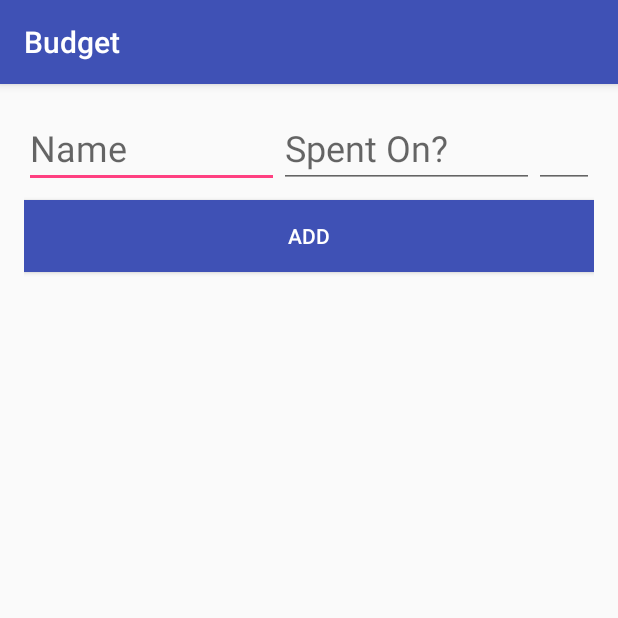
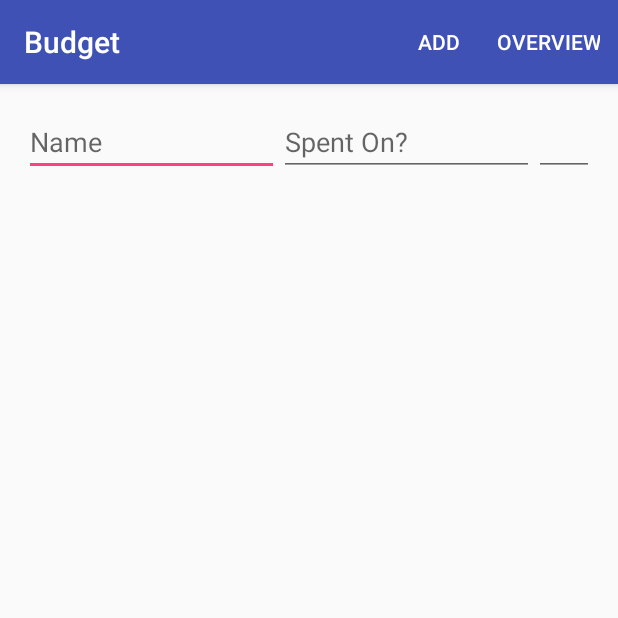
Before and after one commit to nebnitt/budget-for-android, an Android app: the screen it shows after launch (MainActivity), after a tap on "ADD", on a phone screen of 412 x 824 dp, the top half of it. Run offline under Robolectric (Android 15) with nearby library versions, the phone set to English and light mode, and no system bars.

Commit message:
Updates to add new screen and move buttons into menu.

```diff
--- a/app/src/main/AndroidManifest.xml
+++ b/app/src/main/AndroidManifest.xml
@@ -15,6 +15,12 @@
                 <category android:name="android.intent.category.LAUNCHER" />
             </intent-filter>
         </activity>
+        <activity android:name="com.example.android.budget.OverviewActivity"
+                    android:parentActivityName=".MainActivity">
+                <meta-data
+                    android:name="android.support.PARENT_ACTIVITY"
+                    android:value=".MainActivity"/>
+        </activity>
 
     </application>
 
--- a/app/src/main/java/com/example/android/budget/MainActivity.java
+++ b/app/src/main/java/com/example/android/budget/MainActivity.java
@@ -1,17 +1,18 @@
 package com.example.android.budget;
 
+import android.content.Intent;
 import android.database.Cursor;
 import android.database.sqlite.SQLiteDatabase;
 import android.os.Bundle;
 import android.support.v7.app.AppCompatActivity;
 import android.support.v7.widget.LinearLayoutManager;
 import android.support.v7.widget.RecyclerView;
-import android.support.v7.widget.helper.ItemTouchHelper;
+import android.view.Menu;
+import android.view.MenuItem;
 import android.view.View;
 import android.widget.EditText;
 
 import com.example.android.budget.data.BudgetContract;
-import com.example.android.budget.R;
 import com.example.android.budget.data.BudgetDbHelper;
 
 
@@ -68,7 +69,7 @@ public class MainActivity extends AppCompatActivity {
         // Link the adapter to the RecyclerView
         budgetRecyclerView.setAdapter(mAdapter);
 
-        new ItemTouchHelper(new ItemTouchHelper.SimpleCallback(0,
+/*        new ItemTouchHelper(new ItemTouchHelper.SimpleCallback(0,
                 ItemTouchHelper.LEFT | ItemTouchHelper.RIGHT) {
 
             @Override
@@ -79,19 +80,17 @@ public class MainActivity extends AppCompatActivity {
             @Override
             public void onSwiped(RecyclerView.ViewHolder viewHolder, int swipeDir){
                 long guestId = (long)viewHolder.itemView.getTag();
-                removeGuest(guestId);
+                removeBudgetItem(guestId);
                 mAdapter.swapCursor(getAllBudgetEntries());
             }
-        }).attachToRecyclerView(budgetRecyclerView);
+        }).attachToRecyclerView(budgetRecyclerView);*/
 
     }
 
     /**
-     * This method is called when user clicks on the Add to waitlist button
-     *
-     * @param view The calling view (button)
+     * This method is called when user clicks on the Add to waitlist menu item
      */
-    public void addToBudgetList(View view) {
+    public void addToBudgetList() {
         if(mNewNameEditText.getText().length() == 0 || mNewSpentMoneyWhereEditText.getText().length() == 0
                 || mNewDollarsSpentEditText.getText().length() == 0){
             return;
@@ -101,7 +100,7 @@ public class MainActivity extends AppCompatActivity {
             int dollarsSpent = Integer.parseInt(mNewDollarsSpentEditText.getText().toString());
             String name = mNewNameEditText.getText().toString();
             String spentOn = mNewSpentMoneyWhereEditText.getText().toString();
-            addGuest(name, dollarsSpent, spentOn);
+            addBudgetItem(name, dollarsSpent, spentOn);
             mAdapter.swapCursor(getAllBudgetEntries());//, lastAddedGuestId);
         } catch (Exception e){
             e.printStackTrace();
@@ -135,7 +134,7 @@ public class MainActivity extends AppCompatActivity {
         );
     }
 
-    private void addGuest(String name, int dollarsSpent, String spentOn){
+    private void addBudgetItem(String name, int dollarsSpent, String spentOn){
         String tableName = BudgetContract.BudgetEntry.TABLE_NAME;
         String nameCol = BudgetContract.BudgetEntry.COLUMN_NAME;
         String dollarsCol = BudgetContract.BudgetEntry.COLUMN_DOLLARS_SPENT;
@@ -155,10 +154,35 @@ public class MainActivity extends AppCompatActivity {
 
     }
 
-    private void removeGuest(long idToRemove){
+    private void removeBudgetItem(long idToRemove){
         String id = String.valueOf(idToRemove);
         String sql = "DELETE FROM " + BudgetContract.BudgetEntry.TABLE_NAME + " WHERE _ID = " + id;
         mDb.execSQL(sql);
     }
 
+    public void goToOverview(){
+        Intent intent = new Intent(this, OverviewActivity.class);
+        startActivity(intent);
+    }
+
+    @Override
+    public boolean onCreateOptionsMenu(Menu menu){
+        getMenuInflater().inflate(R.menu.main, menu);
+        return true;
+    }
+
+    @Override
+    public boolean onOptionsItemSelected(MenuItem menuItem){
+        int item_id = menuItem.getItemId();
+        switch(item_id) {
+            case R.id.add_budget_entry:
+                addToBudgetList();
+                return true;
+            case R.id.see_overview:
+                goToOverview();
+                return true;
+        }
+        return super.onOptionsItemSelected(menuItem);
+    }
+
 }
--- a/app/src/main/res/layout/activity_main.xml
+++ b/app/src/main/res/layout/activity_main.xml
@@ -19,7 +19,7 @@
 
             android:hint="@string/name_hint"
             android:inputType="textPersonName|textCapWords"
-            android:textAppearance="@style/TextAppearance.AppCompat.Headline" />
+            android:textAppearance="@style/TextAppearance.AppCompat.Medium" />
 
         <EditText
             android:id="@+id/spent_money_where_edit_text"
@@ -28,7 +28,7 @@
             android:layout_weight="1"
             android:hint="@string/spent_on_what_hint"
             android:inputType="textPersonName|textCapWords"
-            android:textAppearance="@style/TextAppearance.AppCompat.Headline" />
+            android:textAppearance="@style/TextAppearance.AppCompat.Medium" />
 
         <EditText
             android:id="@+id/dollars_spent_edit_text"
@@ -37,21 +37,9 @@
             android:contentDescription="@string/dollars_spent_hint"
             android:gravity="center"
             android:inputType="number"
-            android:maxLength="2"
-            android:textAppearance="@style/TextAppearance.AppCompat.Headline" />
+            android:maxLength="3"
+            android:textAppearance="@style/TextAppearance.AppCompat.Medium" />
     </LinearLayout>
-
-
-    <Button
-        android:id="@+id/add_to_budget_button"
-        android:layout_width="match_parent"
-        android:layout_height="wrap_content"
-        android:layout_marginBottom="8dp"
-        android:layout_marginTop="8dp"
-        android:background= "@color/colorPrimary"
-        android:onClick="addToBudgetList"
-        android:text="@string/add_button_text"
-        android:textAppearance="@style/TextAppearance.AppCompat.Widget.Button.Inverse" />
 
     <android.support.v7.widget.RecyclerView
         android:id="@+id/all_budgets_list_view"
--- /dev/null
+++ b/app/src/main/res/menu/main.xml
@@ -0,0 +1,16 @@
+<?xml version="1.0" encoding="utf-8"?>
+<menu xmlns:android="http://schemas.android.com/apk/res/android"
+    xmlns:app="http://schemas.android.com/apk/res-auto">
+    <item
+        android:id="@+id/add_budget_entry"
+        android:title="@string/add_button_text"
+        android:orderInCategory="1"
+        app:showAsAction="ifRoom"/>
+
+    <item
+        android:id="@+id/see_overview"
+        android:title="@string/see_overview_text"
+        android:orderInCategory="2"
+        app:showAsAction="ifRoom"/>
+
+</menu>
--- a/app/src/main/res/values/strings.xml
+++ b/app/src/main/res/values/strings.xml
@@ -4,6 +4,7 @@
     <string name="spent_on_what_hint">Spent On?</string>
     <string name="dollars_spent_hint">How Much?</string>
     <string name="add_button_text">ADD</string>
+    <string name="see_overview_text">Overview</string>
     <string name="default_name">[Name]</string>
     <string name="default_dollars">\?</string>
     <string name="default_spent_on">On What?</string>
```
Also changed, not shown: app/src/main/java/com/example/android/budget/OverviewActivity.java (added, +67 -0 lines), app/src/main/res/layout/overview.xml (added, +7 -0 lines).
